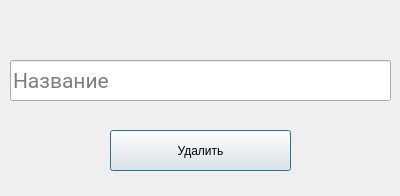
This is delete_dialog.ui in Surrender2k/PyQt6_kinopoisk as Qt 5 draws it before an edit. The edited form follows.
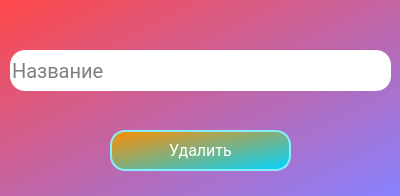
This is the edited form.

Patch:
```diff
--- a/delete_dialog.ui
+++ b/delete_dialog.ui
@@ -13,19 +13,62 @@
   <property name="windowTitle">
    <string>Dialog</string>
   </property>
+  <property name="styleSheet">
+   <string notr="true"/>
+  </property>
+  <widget class="QWidget" name="widget" native="true">
+   <property name="geometry">
+    <rect>
+     <x>0</x>
+     <y>0</y>
+     <width>400</width>
+     <height>196</height>
+    </rect>
+   </property>
+   <property name="styleSheet">
+    <string notr="true">QWidget#widget{
+	background-color: qlineargradient(spread:pad, x1:0, y1:0, x2:1, y2:1, stop:0 rgba(255, 72, 72, 255), stop:1 rgba(136, 129, 255, 255));
+}
+
+QPushButton{
+	
+	background-color: qlineargradient(spread:pad, x1:0, y1:0, x2:1, y2:1, stop:0 rgba(255, 140, 0, 255), stop:1 rgba(0, 212, 255, 255));
+	border: 2px solid #85efff;
+	border-radius: 15px;	
+	color: rgb(255, 255, 255);
+	font-family: roboto;
+	font-size: 16px;
+}
+
+QPushButton:hover{
+	background-color: qlineargradient(spread:pad, x1:0, y1:0, x2:1, y2:1, stop:0 rgba(0, 255, 115, 255), stop:1 rgba(184, 255, 73, 255));
+	border: 2px solid #90ff94;
+}
+
+QLabel{
+	color: rgb(255, 255, 255);
+}
+QLineEdit{
+	border-radius: 15px;
+	font-family: roboto;
+	font-size: 20px;
+}
+
+</string>
+   </property>
   <widget class="QLineEdit" name="deleteEdit">
    <property name="geometry">
     <rect>
      <x>10</x>
-     <y>60</y>
+      <y>50</y>
      <width>381</width>
      <height>41</height>
     </rect>
    </property>
    <property name="font">
     <font>
-     <family>Roboto</family>
-     <pointsize>16</pointsize>
+      <family>roboto</family>
+      <pointsize>-1</pointsize>
     </font>
    </property>
    <property name="placeholderText">
@@ -44,6 +87,7 @@
    <property name="text">
     <string>Удалить</string>
    </property>
+   </widget>
   </widget>
  </widget>
  <resources/>
```
Lines whose indentation alone changed are shown as unchanged.
